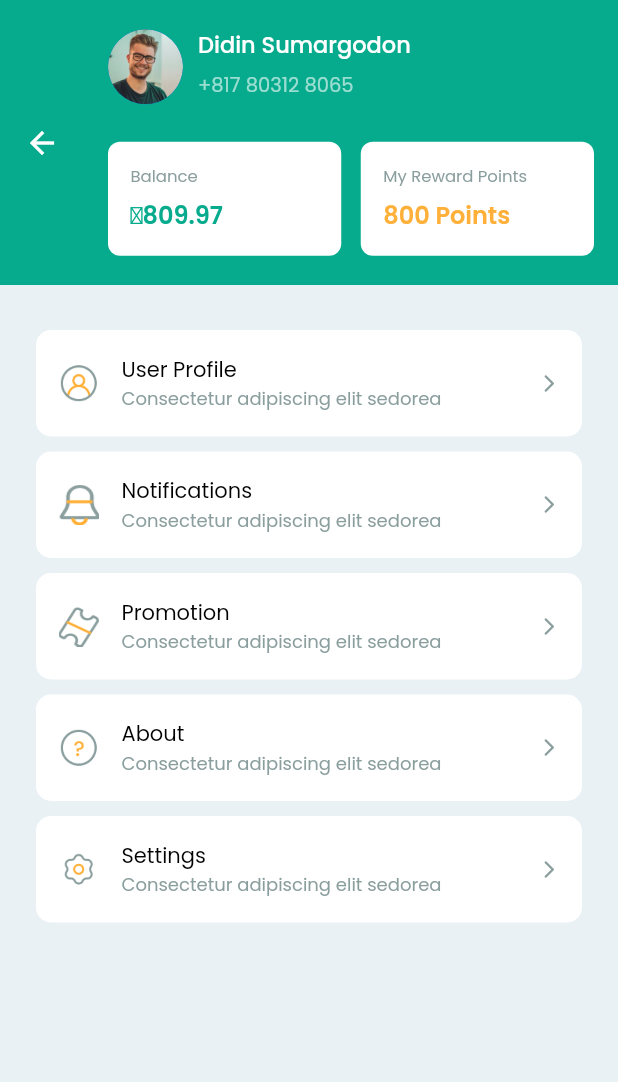
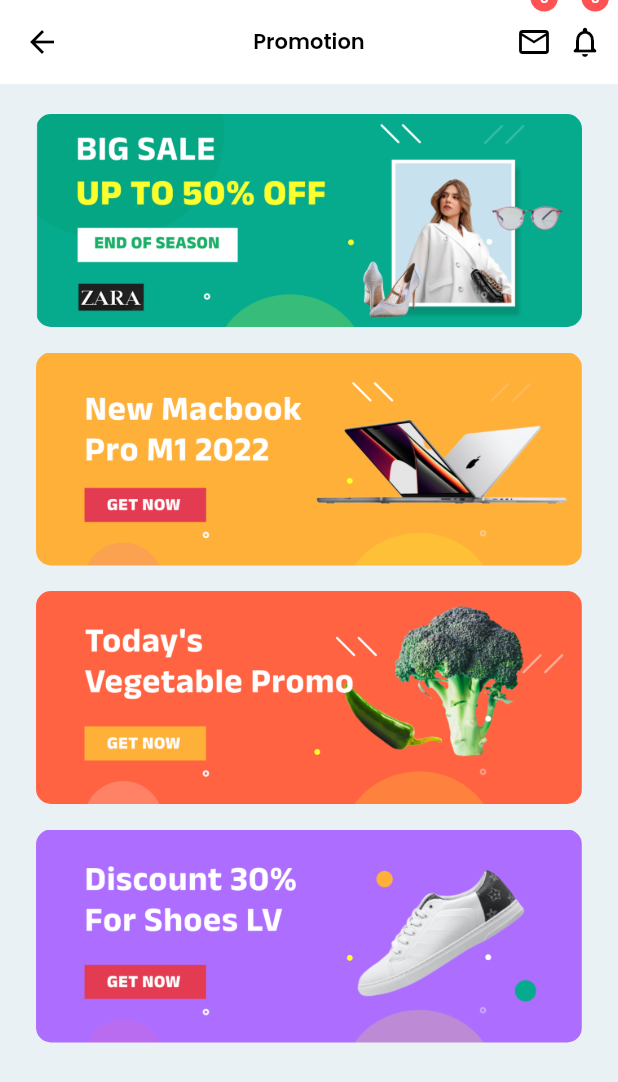
Before and after one commit to Manuelkpatsu/massar_app, a Flutter app: the ProfileScreen screen opened by its route, after a tap on "Promotion", on a phone screen of 412 x 824 dp. Shown: the top 1082 px of the screen. Run offline on Flutter 3.47's test engine with Material 2 defaults, Android fonts, the phone set to English and light mode, and no system bars; drawn by our look-alikes of badges; our stand-ins replace animated_splash_screen, equatable, google_fonts, page_transition, persistent_bottom_nav_bar.

Commit message:
Implement promotion screen

```diff
--- a/lib/router.dart
+++ b/lib/router.dart
@@ -7,6 +7,7 @@ import 'screens/main_app/home/home_screen.dart';
 import 'screens/main_app/main_app.dart';
 import 'screens/main_app/products/products_screen.dart';
 import 'screens/main_app/profile/profile_screen.dart';
+import 'screens/main_app/promotion/promotion_screen.dart';
 import 'screens/main_app/transaction/transaction_screen.dart';
 
 class AppRouter {
@@ -28,6 +29,8 @@ class AppRouter {
         return MaterialPageRoute(builder: (_) => const ProfileScreen());
       case ProductsScreen.routeName:
         return MaterialPageRoute(builder: (_) => const ProductsScreen());
+      case PromotionScreen.routeName:
+        return MaterialPageRoute(builder: (_) => const PromotionScreen());
       default:
         return MaterialPageRoute(
           builder: (_) => Scaffold(
--- a/lib/screens/main_app/home/home_screen.dart
+++ b/lib/screens/main_app/home/home_screen.dart
@@ -5,7 +5,7 @@ import 'package:massar_app/screens/widgets/product_tile.dart';
 import 'package:massar_app/theme/custom_color.dart';
 
 import 'widgets/address_picker.dart';
-import 'widgets/banner_tile.dart';
+import '../../widgets/banner_tile.dart';
 import 'widgets/category_tile.dart';
 import 'widgets/new_products_title.dart';
 import '../widgets/search_text_field.dart';
@@ -196,6 +196,9 @@ class _HomeScreenState extends State<HomeScreen> {
                     padding: EdgeInsets.only(
                       right: index == _promotions.length - 1 ? 0 : 13,
                     ),
+                    height: 120,
+                    width: 250,
+                    fit: BoxFit.fill,
                   );
                 },
               ),
--- a/lib/screens/main_app/main_app.dart
+++ b/lib/screens/main_app/main_app.dart
@@ -8,7 +8,9 @@ import 'package:persistent_bottom_nav_bar/persistent_tab_view.dart';
 
 import 'feeds/feeds_screen.dart';
 import 'home/home_screen.dart';
+import 'products/products_screen.dart';
 import 'profile/profile_screen.dart';
+import 'promotion/promotion_screen.dart';
 import 'transaction/transaction_screen.dart';
 import 'widgets/close_drawer_button.dart';
 import 'widgets/nav_tile.dart';
@@ -69,6 +71,11 @@ class _MainAppState extends State<MainApp> {
   void initState() {
     super.initState();
     _controller = PersistentTabController(initialIndex: _initialIndex);
+  }
+
+  void navigateTo(String route) {
+    Navigator.of(context).pop();
+    Navigator.of(context).pushNamed(route);
   }
 
   @override
@@ -176,7 +183,9 @@ class _MainAppState extends State<MainApp> {
                     icon: Icons.grid_view_outlined,
                   ),
                   NavTile(
-                    onPressed: () {},
+                    onPressed: () {
+                      navigateTo(ProductsScreen.routeName);
+                    },
                     title: 'All Products',
                     icon: Icons.shopping_bag_outlined,
                   ),
@@ -186,7 +195,9 @@ class _MainAppState extends State<MainApp> {
                     icon: Icons.calendar_today_outlined,
                   ),
                   NavTile(
-                    onPressed: () {},
+                    onPressed: () {
+                      navigateTo(PromotionScreen.routeName);
+                    },
                     title: 'Promotion',
                     icon: Icons.campaign_outlined,
                   ),
--- a/lib/screens/main_app/profile/profile_screen.dart
+++ b/lib/screens/main_app/profile/profile_screen.dart
@@ -1,9 +1,11 @@
 import 'package:flutter/material.dart';
 import 'package:massar_app/models/profile_item.dart';
 import 'package:massar_app/screens/main_app/profile/widgets/profile_nav_tile.dart';
+import 'package:massar_app/screens/main_app/promotion/promotion_screen.dart';
 import 'package:massar_app/screens/widgets/profile_photo.dart';
 import 'package:massar_app/theme/custom_color.dart';
 import 'package:massar_app/utils/money.dart';
+import 'package:persistent_bottom_nav_bar/persistent_tab_view.dart';
 
 import 'widgets/phone_number_text.dart';
 import 'widgets/profile_info_tile.dart';
@@ -33,7 +35,14 @@ class ProfileScreen extends StatelessWidget {
         image: 'assets/images/profile-promotion.png',
         title: 'Promotion',
         subTitle: 'Consectetur adipiscing elit sedorea',
-        onTap: () {},
+        onTap: () {
+          PersistentNavBarNavigator.pushNewScreen(
+            context,
+            screen: const PromotionScreen(),
+            withNavBar: false,
+            pageTransitionAnimation: PageTransitionAnimation.cupertino,
+          );
+        },
       ),
       ProfileItem(
         image: 'assets/images/profile-about.png',
--- a/lib/screens/main_app/profile/widgets/profile_nav_tile.dart
+++ b/lib/screens/main_app/profile/widgets/profile_nav_tile.dart
@@ -13,7 +13,7 @@ class ProfileNavTile extends StatelessWidget {
       padding: const EdgeInsets.only(left: 24, right: 24, bottom: 10),
       child: InkWell(
         borderRadius: BorderRadius.circular(10),
-        onTap: () {},
+        onTap: profileItem.onTap,
         child: Ink(
           decoration: BoxDecoration(
             borderRadius: BorderRadius.circular(10),
--- /dev/null
+++ b/lib/screens/main_app/promotion/promotion_screen.dart
@@ -0,0 +1,54 @@
+import 'package:flutter/material.dart';
+import 'package:massar_app/screens/main_app/widgets/screen_title.dart';
+import 'package:massar_app/screens/widgets/banner_tile.dart';
+import 'package:massar_app/screens/widgets/custom_badge.dart';
+
+class PromotionScreen extends StatelessWidget {
+  static const routeName = '/promotion';
+
+  const PromotionScreen({Key? key}) : super(key: key);
+
+  @override
+  Widget build(BuildContext context) {
+    final List<String> promotions = [
+      'assets/images/promotions/banner-1.png',
+      'assets/images/promotions/banner-2.png',
+      'assets/images/promotions/banner-3.png',
+      'assets/images/promotions/banner-4.png',
+    ];
+
+    return Scaffold(
+      appBar: AppBar(
+        centerTitle: true,
+        title: const ScreenTitleText(title: 'Promotion'),
+        actions: [
+          CustomBadge(
+            icon: Icons.markunread_outlined,
+            text: '0',
+            onTap: () {},
+          ),
+          CustomBadge(
+            icon: Icons.notifications_none_rounded,
+            text: '0',
+            onTap: () {},
+          ),
+        ],
+      ),
+      body: ListView.builder(
+        padding: const EdgeInsets.symmetric(horizontal: 24, vertical: 20),
+        itemCount: promotions.length,
+        itemBuilder: (ctx, index) {
+          final String banner = promotions[index];
+
+          return BannerTile(
+            banner: banner,
+            onTap: () {},
+            padding: const EdgeInsets.only(bottom: 17),
+            height: 142,
+            width: double.infinity,
+          );
+        },
+      ),
+    );
+  }
+}
--- a/lib/screens/main_app/home/widgets/banner_tile.dart
+++ b/lib/screens/widgets/banner_tile.dart
@@ -4,12 +4,18 @@ class BannerTile extends StatelessWidget {
   final String banner;
   final VoidCallback onTap;
   final EdgeInsetsGeometry padding;
+  final double width;
+  final double height;
+  final BoxFit fit;
 
   const BannerTile({
     Key? key,
     required this.banner,
     required this.onTap,
     required this.padding,
+    required this.height,
+    required this.width,
+    this.fit = BoxFit.cover,
   }) : super(key: key);
 
   @override
@@ -19,11 +25,16 @@ class BannerTile extends StatelessWidget {
       child: InkWell(
         borderRadius: BorderRadius.circular(10),
         onTap: onTap,
-        child: Ink.image(
-          image: AssetImage(banner),
-          height: 120,
-          width: 250,
-          fit: BoxFit.fill,
+        child: Ink(
+          decoration: BoxDecoration(
+            borderRadius: BorderRadius.circular(10),
+            image: DecorationImage(
+              image: AssetImage(banner),
+              fit: fit,
+            ),
+          ),
+          height: height,
+          width: width,
         ),
       ),
     );
```
